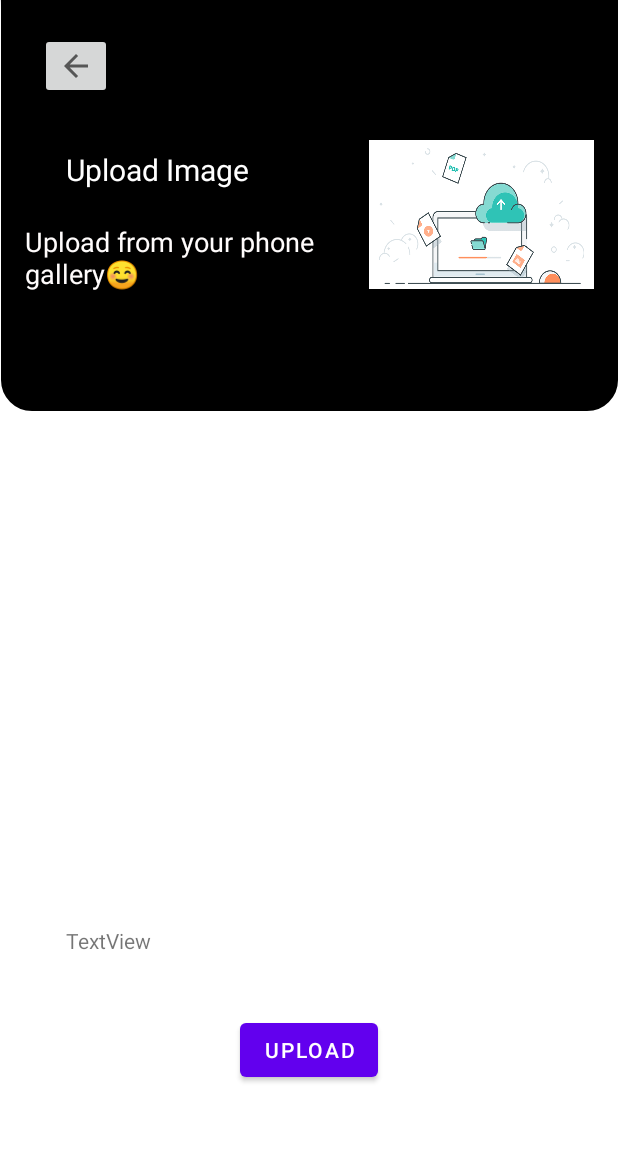
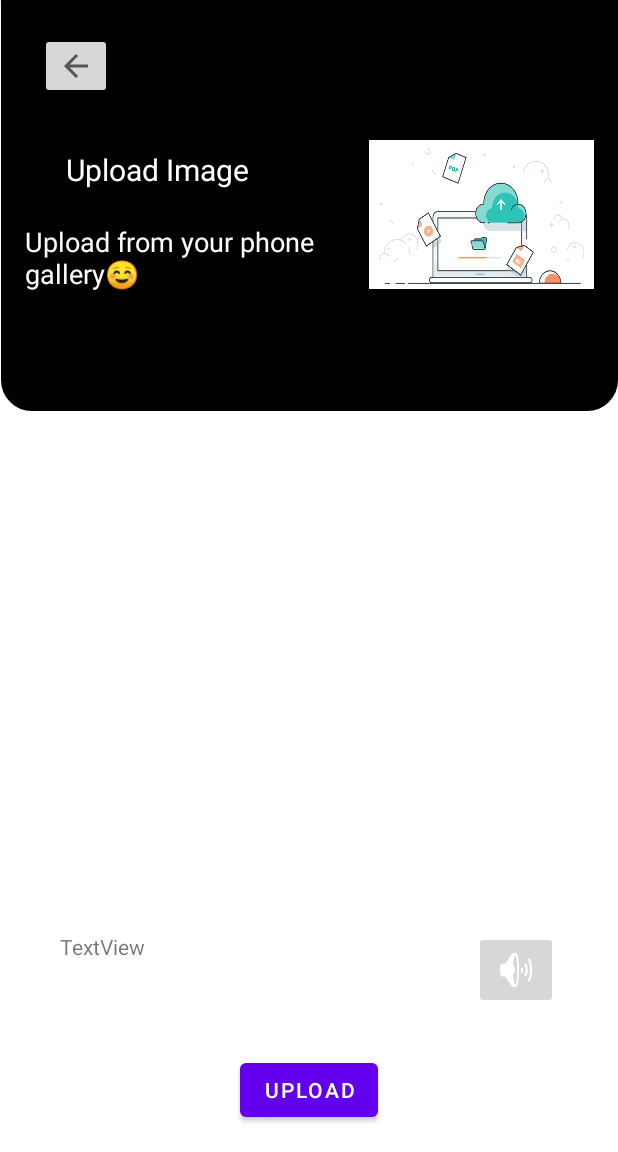
Before and after one commit to e-d-dyanfernando/PentaZen, an Android app: the image_upload screen opened directly, with no data from a screen before it, on a phone screen of 412 x 824 dp, the part 84-1236 px from its top. Run offline under Robolectric (Android 15) with nearby library versions, the phone set to English and light mode, and no system bars; libraries missing offline, so code that uses them is left out: org.tensorflow.lite; pictures from the network do not load.

Commit message:
Connected the speech API - Voice output

```diff
--- a/app/src/main/java/com/example/sign_master_v1/image_upload.kt
+++ b/app/src/main/java/com/example/sign_master_v1/image_upload.kt
@@ -6,15 +6,18 @@ import android.net.Uri
 import androidx.appcompat.app.AppCompatActivity
 import android.os.Bundle
 import android.provider.MediaStore
+import android.speech.tts.TextToSpeech
 import android.util.Log
 import android.widget.Button
+import android.widget.ImageButton
 import android.widget.ImageView
 import android.widget.TextView
 import com.example.sign_master_v1.ml.Model
 import org.tensorflow.lite.support.image.TensorImage
 import java.io.File
+import java.util.*
 
-class image_upload : AppCompatActivity() {
+class image_upload : AppCompatActivity(),TextToSpeech.OnInitListener {
 
     lateinit var upload_image:ImageView
     lateinit var upload_button:Button
@@ -23,9 +26,20 @@ class image_upload : AppCompatActivity() {
 
     var imageUri:Uri? = null
 
+    private var tts: TextToSpeech? = null
+    private var buttonSpeak: ImageButton? = null
+    private var editText: TextView? = null
+
     override fun onCreate(savedInstanceState: Bundle?) {
         super.onCreate(savedInstanceState)
         setContentView(R.layout.activity_image_upload)
+
+        val bkBtnUpload = findViewById<ImageButton>(R.id.bk_btn_upload)
+
+        bkBtnUpload.setOnClickListener {
+            val Upload_bkBtn = Intent(this, MainActivity::class.java)
+            startActivity(Upload_bkBtn)
+        }
 
         upload_image = findViewById(R.id.up_img)
         upload_button = findViewById(R.id.upload_button)
@@ -34,6 +48,43 @@ class image_upload : AppCompatActivity() {
             val gallery = Intent(Intent.ACTION_PICK, MediaStore.Images.Media.INTERNAL_CONTENT_URI)
             startActivityForResult(gallery, pick_image)
         }
+
+        buttonSpeak = findViewById(R.id.voice_upload)
+        editText = findViewById(R.id.upload_output)
+
+        buttonSpeak!!.isEnabled = false;
+        tts = TextToSpeech(this, this)
+
+        buttonSpeak!!.setOnClickListener { speakOut() }
+    }
+
+    override fun onInit(status: Int) {
+
+        if (status == TextToSpeech.SUCCESS) {
+            // set US English as language for tts
+            val result = tts!!.setLanguage(Locale.UK)
+            if (result == TextToSpeech.LANG_MISSING_DATA || result == TextToSpeech.LANG_NOT_SUPPORTED) {
+                Log.e("TTS","The Language specified is not supported!")
+            }
+            else {
+                buttonSpeak!!.isEnabled = true
+            }
+        } else {
+            Log.e("TTS", "Initilization Failed!")
+        }
+    }
+
+    private fun speakOut() {
+        val text = editText!!.text.toString()
+        tts!!.speak(text, TextToSpeech.QUEUE_FLUSH, null,"")
+    }
+
+    public override fun onDestroy() {
+        if (tts != null) {
+            tts!!.stop()
+            tts!!.shutdown()
+        }
+        super.onDestroy()
     }
 
     override fun onActivityResult(requestCode: Int, resultCode: Int, data: Intent?) {
@@ -74,9 +125,9 @@ class image_upload : AppCompatActivity() {
                 }
             }
 
-            Log.i("output ",cat+" "+ max.toString())
+            Log.i("output ",cat+" ")
 
-            findViewById<TextView>(R.id.upload_output).setText(cat+" "+ max.toString())
+            findViewById<TextView>(R.id.upload_output).setText(cat+" ")
 
 // Releases model resources if no longer used.
             model.close()
--- a/app/src/main/res/layout/activity_image_upload.xml
+++ b/app/src/main/res/layout/activity_image_upload.xml
@@ -8,15 +8,15 @@
 
     <TextView
         android:id="@+id/upload_output"
-        android:layout_width="291dp"
-        android:layout_height="46dp"
+        android:layout_width="239dp"
+        android:layout_height="37dp"
         android:text="@string/textview"
         app:layout_constraintBottom_toBottomOf="parent"
         app:layout_constraintEnd_toEndOf="parent"
-        app:layout_constraintHorizontal_bias="0.366"
+        app:layout_constraintHorizontal_bias="0.232"
         app:layout_constraintStart_toStartOf="parent"
         app:layout_constraintTop_toTopOf="parent"
-        app:layout_constraintVertical_bias="0.855" />
+        app:layout_constraintVertical_bias="0.85" />
 
     <View
         android:id="@+id/view_u"
@@ -61,6 +61,7 @@
         app:layout_constraintStart_toStartOf="parent"
         app:layout_constraintTop_toTopOf="@+id/view_u"
         app:layout_constraintVertical_bias="0.206" />
+
     <Button
         android:id="@+id/upload_button"
         android:layout_width="wrap_content"
@@ -70,7 +71,7 @@
         app:layout_constraintEnd_toEndOf="parent"
         app:layout_constraintStart_toStartOf="parent"
         app:layout_constraintTop_toTopOf="parent"
-        app:layout_constraintVertical_bias="0.939" />
+        app:layout_constraintVertical_bias="0.976" />
 
     <ImageView
         android:id="@+id/up_img"
@@ -110,6 +111,20 @@
         app:layout_constraintStart_toStartOf="parent"
         app:layout_constraintTop_toTopOf="@+id/view_u"
         app:layout_constraintVertical_bias="0.03"
-        app:srcCompat="?attr/actionModeCloseDrawable" />
+        app:srcCompat="?attr/actionModeCloseDrawable"
+        tools:ignore="TouchTargetSizeCheck,SpeakableTextPresentCheck" />
+
+    <ImageButton
+        android:id="@+id/voice_upload"
+        android:layout_width="wrap_content"
+        android:layout_height="wrap_content"
+        app:layout_constraintBottom_toBottomOf="parent"
+        app:layout_constraintEnd_toEndOf="parent"
+        app:layout_constraintHorizontal_bias="0.887"
+        app:layout_constraintStart_toStartOf="parent"
+        app:layout_constraintTop_toTopOf="parent"
+        app:layout_constraintVertical_bias="0.867"
+        app:srcCompat="@android:drawable/ic_lock_silent_mode_off"
+        tools:ignore="SpeakableTextPresentCheck" />
 
 </androidx.constraintlayout.widget.ConstraintLayout>
```
Also changed, not shown: app/src/main/java/com/example/sign_master_v1/FaqActivity.kt (+9 -0 lines), app/src/main/java/com/example/sign_master_v1/Help.kt (+8 -0 lines), app/src/main/java/com/example/sign_master_v1/MainActivity.kt (+6 -5 lines), app/src/main/java/com/example/sign_master_v1/camera.kt (+53 -3 lines), app/src/main/java/com/example/sign_master_v1/dictionary.kt (+10 -0 lines), app/src/main/res/layout/activity_camera.xml (+21 -6 lines).
